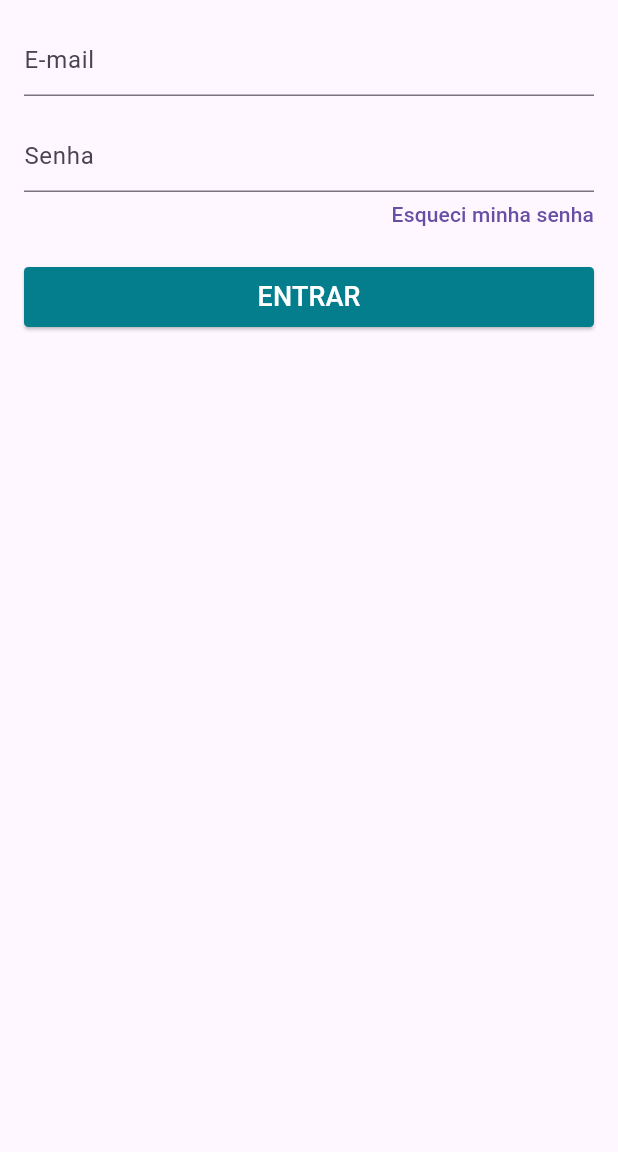
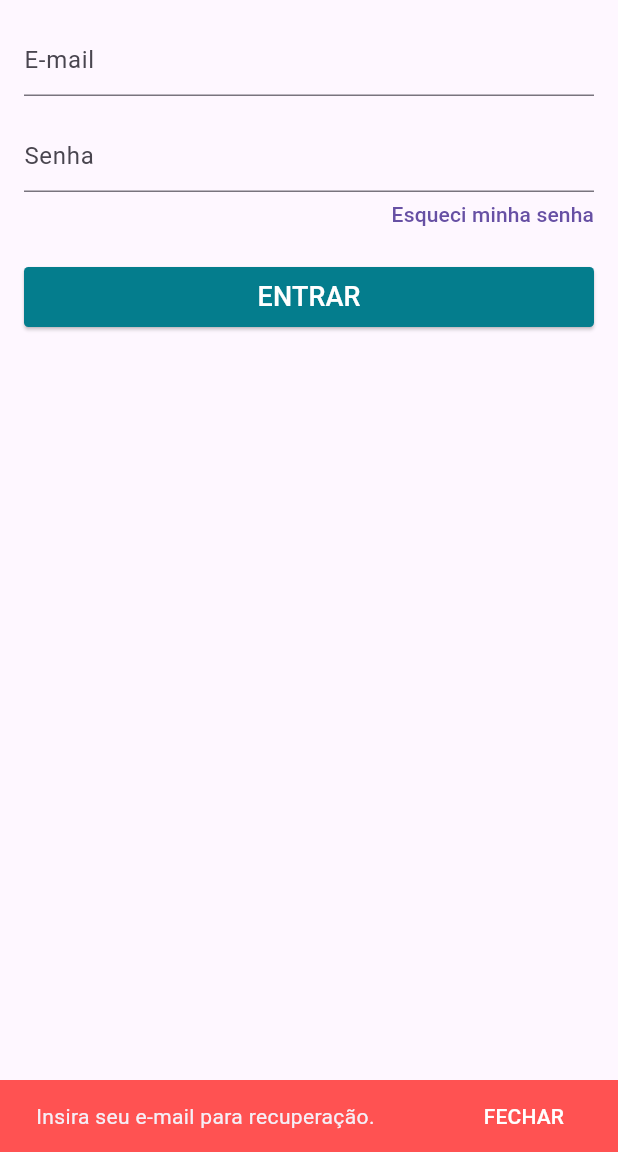
Before and after one commit to emerson-roots/loja_virtual_flutter, a Flutter app: the LoginScreen screen opened directly, after a tap on "Esqueci minha senha", on a phone screen of 412 x 824 dp, the part 84-1236 px from its top. Run offline on Flutter 3.47's test engine with Material 3 defaults, Android fonts, the phone set to English and light mode, and no system bars; our stand-ins replace carousel_slider, cloud_firestore, firebase_auth, firebase_core, transparent_image; accounts and stored records are empty.

Commit message:
Aula 228 - Recuperando a Senha (recebendo link firebase por email para recuperacao de senha)

```diff
--- a/lib/models/user_model.dart
+++ b/lib/models/user_model.dart
@@ -72,7 +72,9 @@ class UserModel extends Model {
     });
   }
 
-  void recoverPass() {}
+  void recoverPass(String email) {
+    _auth.sendPasswordResetEmail(email: email);
+  }
 
   bool isLoggedIn() {
     return firebaseUser != null;
--- a/lib/screens/login_screen.dart
+++ b/lib/screens/login_screen.dart
@@ -119,7 +119,21 @@ class _LoginScreenState extends State<LoginScreen> {
                           minimumSize: const Size(50, 30),
                           tapTargetSize: MaterialTapTargetSize.shrinkWrap,
                           alignment: Alignment.centerRight),
-                      onPressed: () {},
+                      onPressed: () {
+                        if (_emailController.text.isEmpty) {
+                          _showSnackBarMessage(
+                              mensagem: "Insira seu e-mail para recuperação.",
+                              corSnackBar: Colors.redAccent,
+                              tempoDuracaoMensagem: 3);
+                        } else{
+                          model.recoverPass(_emailController.text);
+
+                          _showSnackBarMessage(
+                              mensagem: "Verifique seu e-mail.",
+                              corSnackBar: Colors.blue.shade600,
+                              tempoDuracaoMensagem: 3);
+                        }
+                      },
                       child: const Text(
                         "Esqueci minha senha",
                         textAlign: TextAlign.right,
@@ -172,22 +186,22 @@ class _LoginScreenState extends State<LoginScreen> {
   }
 
   String _onFail(String exMessage) {
-    final snackBar = _snackBarMessage(
+    _showSnackBarMessage(
         mensagem: 'Falha ao entrar. ${exMessage}',
         corSnackBar: Colors.redAccent,
         tempoDuracaoMensagem: 4);
 
-    ScaffoldMessenger.of(context).showSnackBar(snackBar);
 
     return exMessage;
   }
 
-  SnackBar _snackBarMessage({
+  void _showSnackBarMessage({
     required String mensagem,
     required Color corSnackBar,
     required int tempoDuracaoMensagem,
   }) {
-    return SnackBar(
+    var snackBar =  SnackBar(
+
       content: Text(mensagem),
       backgroundColor: corSnackBar,
       duration: Duration(seconds: tempoDuracaoMensagem),
@@ -199,5 +213,8 @@ class _LoginScreenState extends State<LoginScreen> {
         },
       ),
     );
+
+    ScaffoldMessenger.of(context).clearSnackBars();
+    ScaffoldMessenger.of(context).showSnackBar(snackBar);
   }
 }
```
